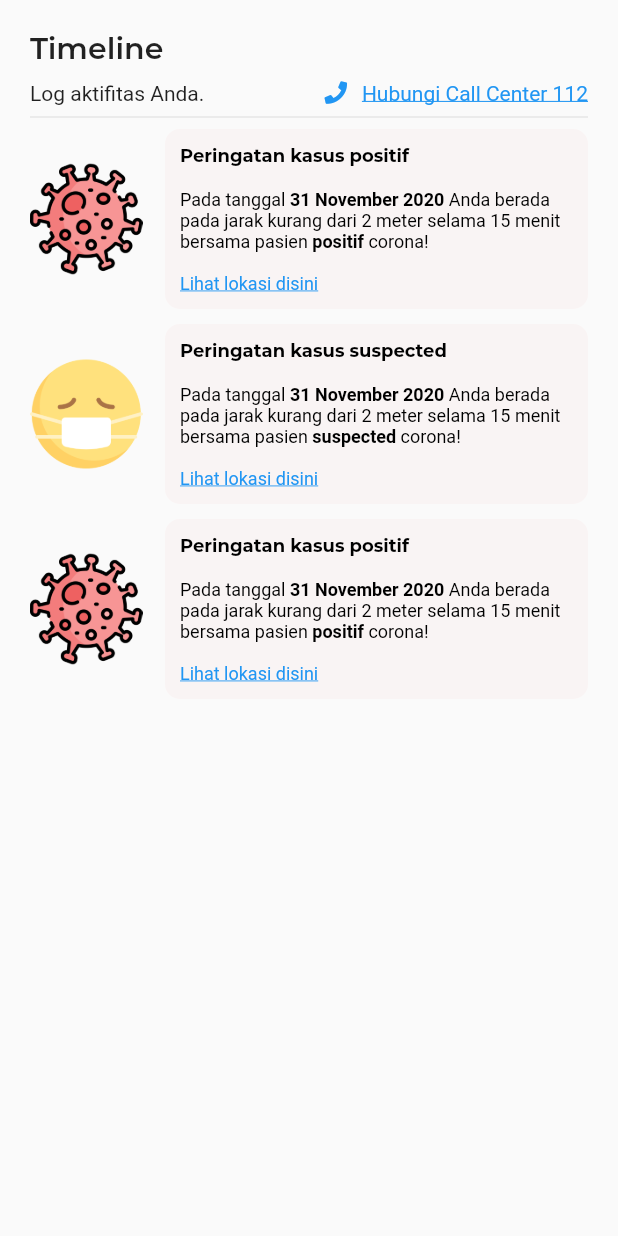
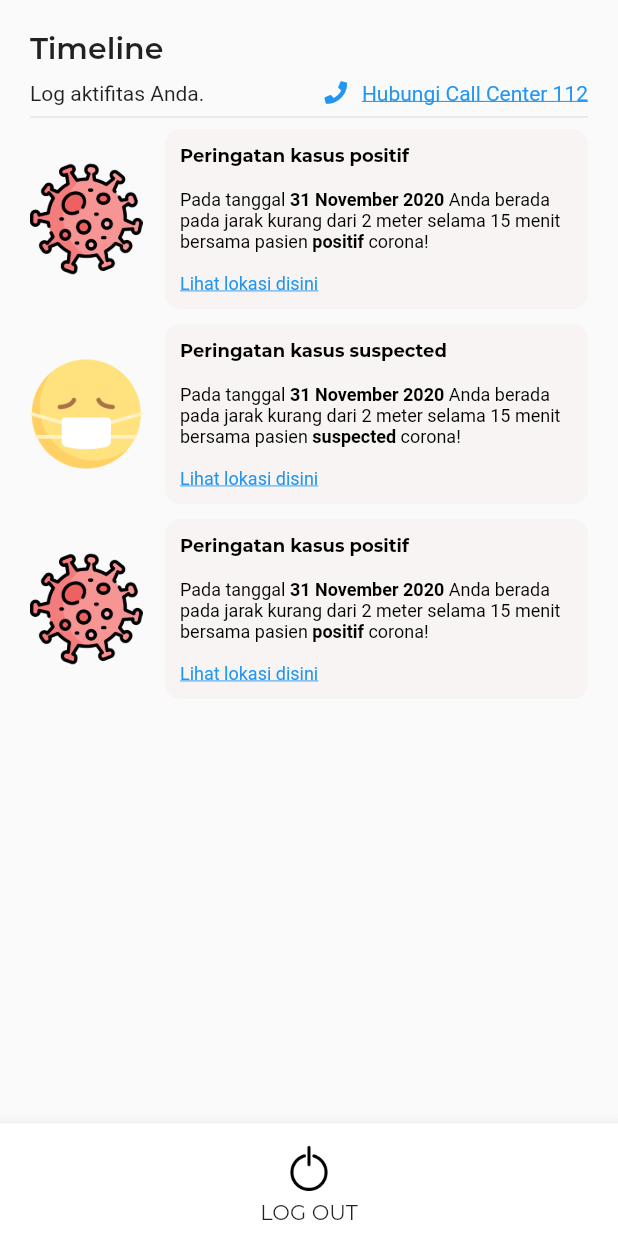
Before and after one commit to coronatorid/coronator, a Flutter app: the TimelineScreen screen opened by its route, on a phone screen of 412 x 824 dp. Run offline on Flutter 3.47's test engine with Material 2 defaults, Android fonts, the phone set to English and light mode, and no system bars; our stand-ins replace font_awesome_flutter, shared_preferences, synchronized; accounts and stored records are empty; Roboto replaces fonts that are missing (Hind); project files that could hold a hidden picture were left out.

Commit message:
Logout button

```diff
--- a/lib/src/screen/timeline_screen.dart
+++ b/lib/src/screen/timeline_screen.dart
@@ -8,10 +8,48 @@ import 'package:url_launcher/url_launcher.dart';
 class TimelineScreen extends StatelessWidget {
   @override
   Widget build(BuildContext context) {
-    return Scaffold(body: Builder(builder: (BuildContext context) {
+    return Scaffold(
+      bottomNavigationBar: BottomAppBar(
+        child: Container(
+          height: 75,
+          child: Row(
+            mainAxisSize: MainAxisSize.max,
+            crossAxisAlignment: CrossAxisAlignment.center,
+            mainAxisAlignment: MainAxisAlignment.spaceEvenly,
+            children: [
+              InkWell(
+                onTap: () {},
+                customBorder: CircleBorder(),
+                child: Column(
+                  children: [
+                    SizedBox(
+                      height: 10,
+                    ),
+                    Container(
+                      height: 40,
+                      width: 40,
+                      padding: EdgeInsets.all(5),
+                      child: Image(
+                        image: AssetImage('assets/images/shutdown.png'),
+                        width: 100,
+                      ),
+                    ),
+                    Text("LOG OUT"),
+                  ],
+                ),
+              )
+            ],
+          ),
+        ),
+      ),
+      body: Builder(builder: (BuildContext context) {
         return SafeArea(
           child: Container(
-          padding: EdgeInsets.all(20),
+            padding: EdgeInsets.only(
+              left: 20,
+              right: 20,
+              top: 20,
+            ),
             child: Column(
               crossAxisAlignment: CrossAxisAlignment.start,
               children: [
@@ -87,7 +125,8 @@ class TimelineScreen extends StatelessWidget {
             ),
           ),
         );
-    }));
+      }),
+    );
   }
 
   Widget suspectedCases(BuildContext context) {
```
Also changed, not shown: assets/images/shutdown.png (added). Lines whose indentation alone changed are shown as unchanged.
